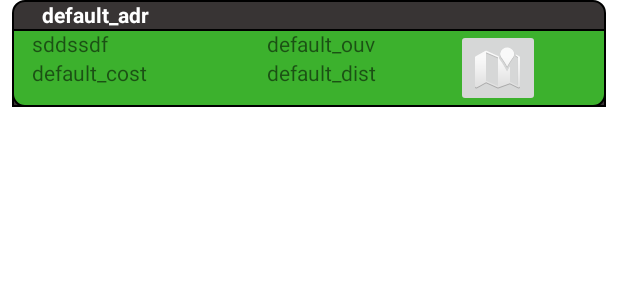
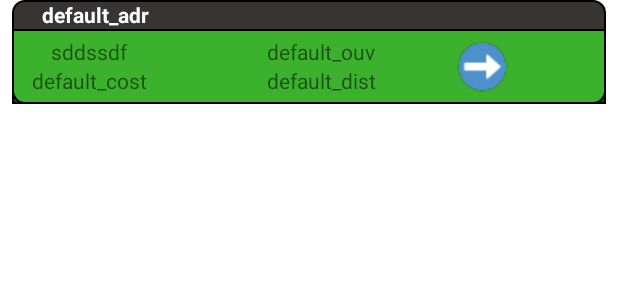
Before and after one commit to achaubet/ProjetFuelToday, an Android app: the layout best_station.xml on its own in the app's theme, with its tools: preview values and no code run, on a phone screen of 412 x 824 dp. Shown: the top 300 px of the screen. Run offline under Robolectric (Android 15) with nearby library versions, the phone set to English and light mode, and no system bars.

Commit message:
change station affichage

```diff
--- a/app/src/main/res/layout/best_station.xml
+++ b/app/src/main/res/layout/best_station.xml
@@ -26,7 +26,7 @@
         <LinearLayout
             android:id="@+id/backgroundlinear"
             android:layout_width="match_parent"
-            android:layout_height="match_parent"
+            android:layout_height="50dp"
             android:background="@drawable/rounded_corner_bottomgreen"
             android:orientation="horizontal">
 
@@ -35,12 +35,14 @@
                 android:layout_height="match_parent"
                 android:layout_marginLeft="20px"
                 android:layout_marginRight="40px"
+                android:gravity="center_vertical"
                 android:orientation="vertical">
 
                 <TextView
                     android:id="@+id/textView"
                     android:layout_width="match_parent"
                     android:layout_height="wrap_content"
+                    android:textAlignment="center"
                     android:text="sddssdf" />
 
                 <TextView
@@ -56,6 +58,7 @@
                 android:layout_height="match_parent"
                 android:layout_marginLeft="80px"
                 android:layout_marginRight="80px"
+                android:gravity="center_vertical"
                 android:orientation="vertical">
 
                 <TextView
@@ -74,13 +77,15 @@
             <LinearLayout
                 android:layout_width="wrap_content"
                 android:layout_height="match_parent"
+                android:gravity="center_vertical"
                 android:orientation="vertical">
 
                 <ImageButton
                     android:id="@+id/imageButton"
                     android:layout_width="wrap_content"
                     android:layout_height="match_parent"
-                    app:srcCompat="@android:drawable/ic_dialog_map" />
+                    android:background="@android:color/transparent"
+                    app:srcCompat="@drawable/arrow75px" />
 
             </LinearLayout>
 
```
Also changed, not shown: app/src/main/res/drawable/arrow75px.png (added), app/src/main/res/drawable/smallimage_removebg.png (added).
